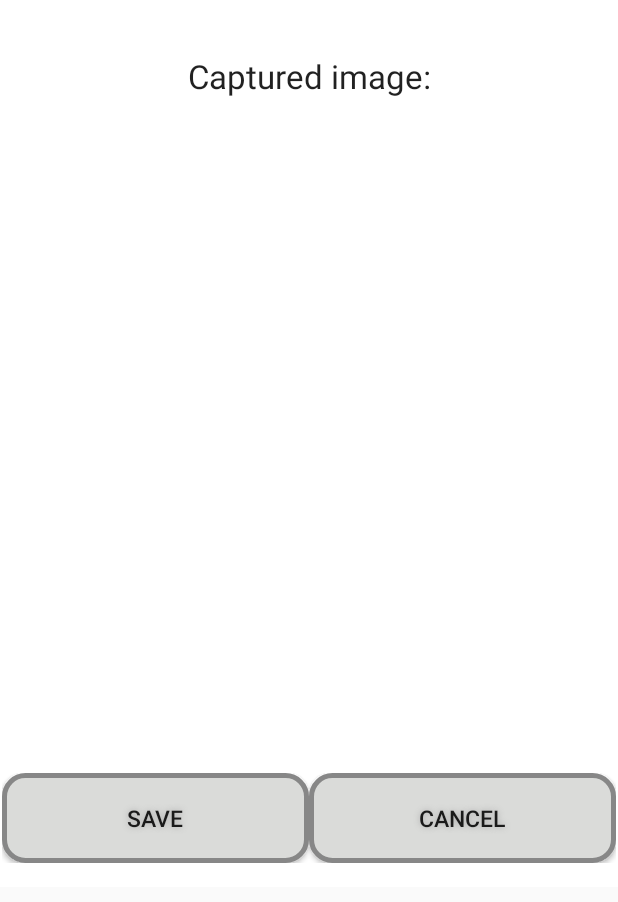
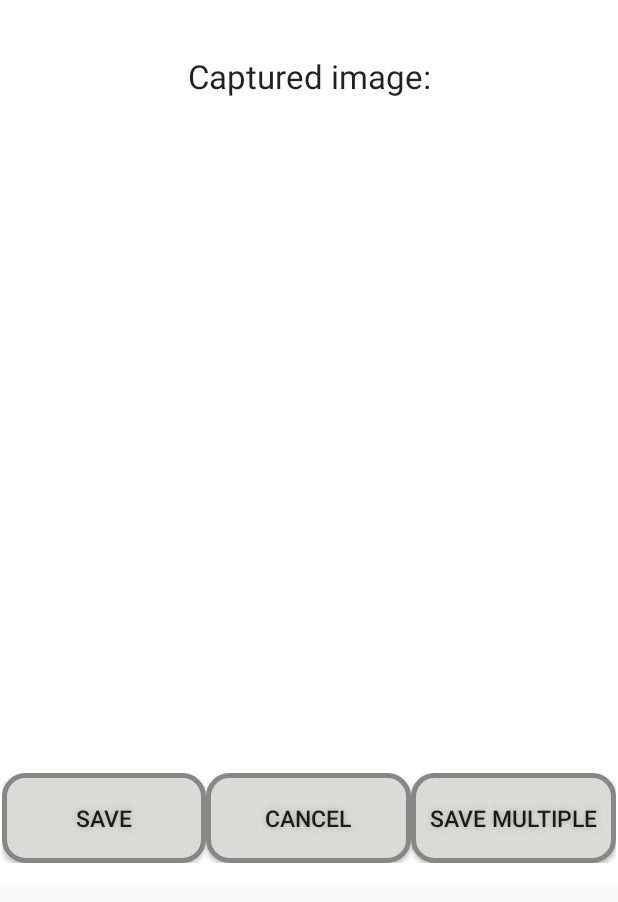
Before and after one commit to asiajo/PassportPhotoCreator, an Android app: the fragment PhotoPreviewFragment placed in its activity, on a phone screen of 412 x 824 dp. Shown: the top 902 px of the screen. Run offline under Robolectric (Android 15) with nearby library versions, the phone set to English and light mode, and no system bars; libraries missing offline, so code that uses them is left out: org.opencv.android, org.opencv.core, org.opencv.imgproc, org.tensorflow.lite; network calls fail; 10 statements that could not run were skipped.

Commit message:
Add possibility of printing multiple photos on one 10x15cm sheet

```diff
--- a/app/src/main/java/org/joanna/thesis/passportphotocreator/PhotoPreviewFragment.java
+++ b/app/src/main/java/org/joanna/thesis/passportphotocreator/PhotoPreviewFragment.java
@@ -23,31 +23,37 @@ import org.opencv.core.Mat;
 import java.io.IOException;
 
 import static org.joanna.thesis.passportphotocreator.utils.ImageUtils.getBitmapFromMat;
+import static org.joanna.thesis.passportphotocreator.utils.ImageUtils.getMultiplePhotosOnOnePaper;
 
 public class PhotoPreviewFragment extends Fragment
         implements View.OnClickListener, View.OnTouchListener {
-    public static final float         MAX_ZOOM       = 6.0f;
-    public static final float         MIN_ZOOM       = 1.0f;
-    private             PhotoReceiver photoReceiver;
-    private             Bitmap        mImage;
-    private             ImageView     mImageView;
-    private             Matrix        matrix         = new Matrix();
-    private             Matrix        savedMatrix    = new Matrix();
-    private             TouchAction   mode           = TouchAction.NONE;
-    private             PointF        start          = new PointF();
-    private             PointF        mid            = new PointF();
-    private             float         oldDist        = 1f;
-    private             float         startingWidth  = 0f;
-    private             float         startingHeight = 0f;
-    private             float[]       valuesStart    = new float[9];
-    private             float[]       values         = new float[9];
+    private static final float MAX_ZOOM      = 6.0f;
+    private static final float MIN_ZOOM      = 1.0f;
+    private static final float INCH          = 2.54f;
+    private static final int   DPI_600_CM_10 = (int) (600 * 10 / INCH);
+    private static final int   DPI_600_CM_15 = (int) (600 * 15 / INCH);
+
+    private PhotoReceiver photoReceiver;
+    private Bitmap        mImage;
+    private ImageView     mImageView;
+    private Mat           picture;
+    private Matrix        matrix         = new Matrix();
+    private Matrix        savedMatrix    = new Matrix();
+    private TouchAction   mode           = TouchAction.NONE;
+    private PointF        start          = new PointF();
+    private PointF        mid            = new PointF();
+    private float         oldDist        = 1f;
+    private float         startingWidth  = 0f;
+    private float         startingHeight = 0f;
+    private float[]       valuesStart    = new float[9];
+    private float[]       values         = new float[9];
 
 
     @Override
     public void onAttach(Context context) {
         super.onAttach(context);
         photoReceiver = (PhotoReceiver) context;
-        Mat picture = photoReceiver.getPhoto();
+        picture = photoReceiver.getPhoto();
         mImage = getBitmapFromMat(picture);
         startingWidth = mImage.getWidth();
         startingHeight = mImage.getHeight();
@@ -73,6 +79,8 @@ public class PhotoPreviewFragment extends Fragment
         buttonSave.setOnClickListener(this);
         Button buttonCancel = view.findViewById(R.id.cancel);
         buttonCancel.setOnClickListener(this);
+        Button buttonPictures = (Button) view.findViewById(R.id.many_photos);
+        buttonPictures.setOnClickListener(this);
 
         mImageView = view.findViewById(R.id.view_photo);
         mImageView.setImageBitmap(mImage);
@@ -85,11 +93,15 @@ public class PhotoPreviewFragment extends Fragment
 
     @Override
     public void onClick(final View v) {
+
         if (v.getId() == R.id.cancel) {
             photoReceiver.displayCameraFragment();
-
         }
-        if (v.getId() == R.id.save_photo) {
+        if (v.getId() == R.id.save_photo || v.getId() == R.id.many_photos) {
+            if (v.getId() == R.id.many_photos) {
+                mImage = getMultiplePhotosOnOnePaper(DPI_600_CM_10,
+                        DPI_600_CM_15, picture);
+            }
             try {
                 String fileName = ImageUtils.saveImage(mImage, getActivity());
                 Toast.makeText(
--- a/app/src/main/res/layout/fragment_photo_preview.xml
+++ b/app/src/main/res/layout/fragment_photo_preview.xml
@@ -76,6 +76,21 @@
             android:shadowRadius="5"
             android:text="cancel"
             android:textSize="15sp" />
+
+        <Button
+            android:id="@+id/many_photos"
+            android:layout_width="0dp"
+            android:layout_height="wrap_content"
+            android:layout_gravity="center_vertical"
+            android:layout_weight="1"
+            android:background="@drawable/buttonshape"
+            android:padding="5dp"
+            android:shadowColor="#A8A8A8"
+            android:shadowDx="0"
+            android:shadowDy="0"
+            android:shadowRadius="5"
+            android:text="save multiple"
+            android:textSize="15sp" />
     </LinearLayout>
 
 </LinearLayout>
```
Also changed, not shown: app/src/main/java/org/joanna/thesis/passportphotocreator/utils/ImageUtils.java (+27 -0 lines).
